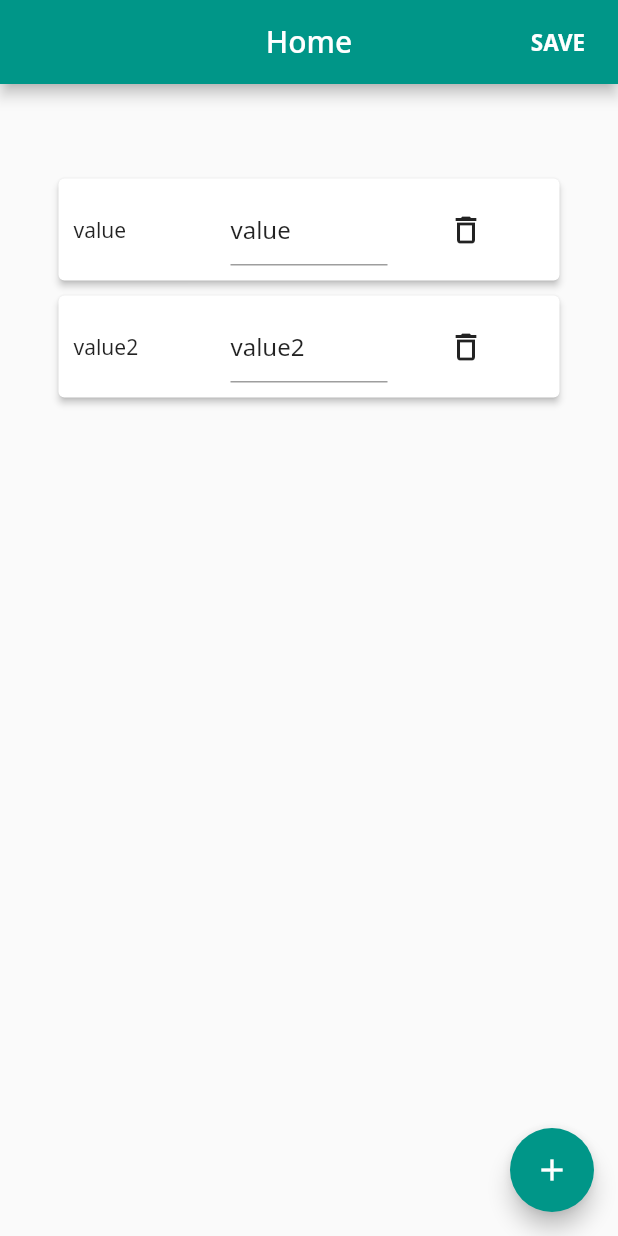
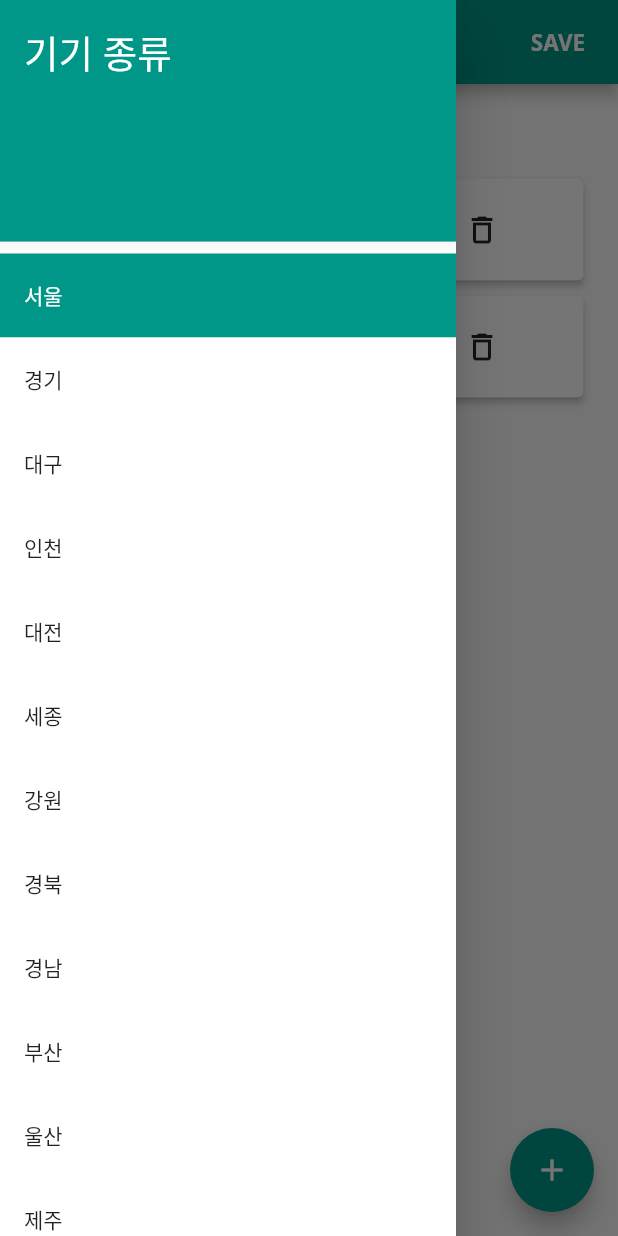
Before and after one commit to AlwaysFighting/AssistantRepo, a Flutter app: the screen it shows after launch, with the side drawer open (before the commit the screen has no drawer), on a phone screen of 412 x 824 dp. Run offline on Flutter 3.47's test engine with Material 2 defaults, Android fonts, the phone set to English and light mode, and no system bars; our stand-ins replace firebase_core, firebase_database; accounts and stored records are empty.

Commit message:
feat : drawer 기능 추가 및 파이어베이스에 저장까지 완료

```diff
--- /dev/null
+++ b/employee_project/lib/component/drawer_screen.dart
@@ -0,0 +1,49 @@
+import 'package:flutter/material.dart';
+import '../const/operationNameLists.dart';
+
+typedef onRegiontap = void Function(String region);
+
+class DrawerScreen extends StatelessWidget {
+  final onRegiontap onRegionTap;
+  final String selectedRegion;
+
+  DrawerScreen({
+    Key? key,
+    required this.onRegionTap,
+    required this.selectedRegion,
+  }) : super(key: key);
+
+  @override
+  Widget build(BuildContext context) {
+    return Drawer(
+      child: ListView(
+        padding: EdgeInsets.zero,
+        children: [
+          const DrawerHeader(
+            decoration: BoxDecoration(
+              color: Colors.teal,
+            ),
+            child: Text(
+              '기기 종류',
+              style: TextStyle(color: Colors.white, fontSize: 25),
+            ),
+          ),
+          ...operationNameLists
+              .map((e) => ListTile(
+                  tileColor: Colors.white,
+                  // 선택이 된 상태에서의 타일 색상
+                  selectedTileColor: Colors.teal,
+                  // 선택이 된 상태에서의 글자 색상
+                  selectedColor: Colors.white,
+                  // 선택된 상태 조절 (선택된 색상 변경 유무)
+                  selected: e == selectedRegion,
+                  onTap: () {
+                    onRegionTap(e);
+                  },
+                  title: Text(e)))
+              .toList(),
+        ],
+      ),
+    );
+  }
+}
--- /dev/null
+++ b/employee_project/lib/const/operationNameLists.dart
@@ -0,0 +1,17 @@
+const operationNameLists = [
+  '서울',
+  '경기',
+  '대구',
+  '인천',
+  '대전',
+  '세종',
+  '강원',
+  '경북',
+  '경남',
+  '부산',
+  '울산',
+  '제주',
+  '전남',
+  '전북',
+  '광주'
+];
--- a/employee_project/lib/home/screen/home_screen.dart
+++ b/employee_project/lib/home/screen/home_screen.dart
@@ -1,10 +1,16 @@
 import 'package:firebase_database/firebase_database.dart';
 import 'package:flutter/material.dart';
-import '../../layout/default_layout.dart';
+import '../../component/drawer_screen.dart';
+import '../../const/operationNameLists.dart';
 import '../../utils/data_utils.dart';
 
 class HomeScreen extends StatefulWidget {
-  const HomeScreen({Key? key}) : super(key: key);
+  final String? title;
+
+  HomeScreen({
+    Key? key,
+    this.title,
+  }) : super(key: key);
 
   @override
   State<HomeScreen> createState() => _HomeScreenState();
@@ -13,6 +19,7 @@ class HomeScreen extends StatefulWidget {
 class _HomeScreenState extends State<HomeScreen> {
   String input = "";
   List<String> dataItems = [];
+  String dataListName = operationNameLists[0];
 
   final database = FirebaseDatabase.instance.reference();
   DateTime currentDate = DateTime.now().toUtc();
@@ -27,21 +34,23 @@ class _HomeScreenState extends State<HomeScreen> {
 
   @override
   Widget build(BuildContext context) {
-    final dailySpecialRef = database.child(
-        '/${currentDate.year}년-${currentDate.month}월-${currentDate.day}일/item1');
+    final dailyDataRef = database.child(
+        '/${currentDate.year}년-${currentDate.month}월-${currentDate.day}일/$dataListName/${'${DataUtils.getTimeFormat(
+            DateTime.now().hour)}시-${DataUtils.getTimeFormat(
+            DateTime.now().minute)}분'}');
 
-    return DefaultLayout(
+    return Scaffold(
+      appBar: AppBar(
+        centerTitle: true,
+        title: Text(dataListName),
         actions: [
           SizedBox(
             child: IconButton(
               onPressed: () async {
                 try {
-                await dailySpecialRef.set({
+                  await dailyDataRef.set({
                     'List1': 'gel',
                     'value': 5,
-                  'TimeStamp': '${DataUtils.getTimeFormat(
-                      currentDate.hour)}시-${DataUtils.getTimeFormat(
-                      currentDate.minute)}분',
                   }).then((_) => print("UPLOAD SUCCESS"));
                 } catch (e) {
                   print("You get error $e");
@@ -55,6 +64,7 @@ class _HomeScreenState extends State<HomeScreen> {
             width: 80,
           ),
         ],
+      ),
       floatingActionButton: FloatingActionButton(
         onPressed: () {
           showDialog(
@@ -85,7 +95,6 @@ class _HomeScreenState extends State<HomeScreen> {
         backgroundColor: Colors.teal,
         child: Icon(Icons.add),
       ),
-      title: "Home",
       body: Padding(
         padding: const EdgeInsets.fromLTRB(10, 50, 10, 20),
         child: ListView.builder(
@@ -123,31 +132,15 @@ class _HomeScreenState extends State<HomeScreen> {
             );
           },
         ),
+      ), drawer:  DrawerScreen(
+      onRegionTap: (String region) {
+        setState(() {
+          this.dataListName = region;
+        });
+        Navigator.of(context).pop();
+      },
+      selectedRegion: dataListName,
     ),
     );
   }
 }
-
-
-class SaveButton extends StatelessWidget {
-  const SaveButton({Key? key}) : super(key: key);
-
-  @override
-  Widget build(BuildContext context) {
-    return Padding(
-      padding: const EdgeInsets.symmetric(vertical: 40.0),
-      child: ElevatedButton(
-          onPressed: () {
-
-          },
-          child: ButtonTheme(
-            minWidth: MediaQuery.of(context).size.width,
-            height: 300.0,
-            child: Text(
-              "SAVE",
-              style: TextStyle(fontSize: 17.0, fontWeight: FontWeight.w700),
-            ),
-          )),
-    );
-  }
-}
--- a/employee_project/lib/layout/default_layout.dart
+++ b/employee_project/lib/layout/default_layout.dart
@@ -1,10 +1,12 @@
 import 'package:flutter/material.dart';
+import '../component/drawer_screen.dart';
 
 class DefaultLayout extends StatelessWidget {
   final String title;
   final Widget body;
   final List<Widget>? actions;
   final FloatingActionButton? floatingActionButton;
+  final Drawer drawer;
 
   const DefaultLayout({
     Key? key,
@@ -12,6 +14,7 @@ class DefaultLayout extends StatelessWidget {
     required this.body,
     this.actions,
     this.floatingActionButton,
+    required this.drawer,
   }) : super(key: key);
 
   @override
```
Also changed, not shown: employee_project/lib/home/screen/add_item.dart (deleted, +0 -94 lines). Lines whose indentation alone changed are shown as unchanged.
